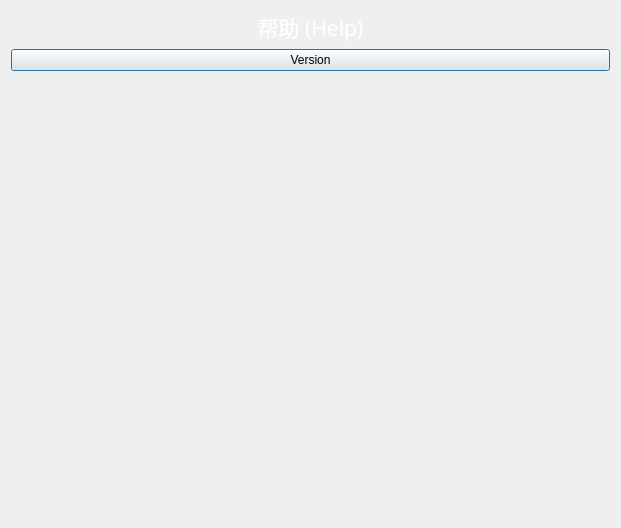
Old version of the form app/src/qtmodules/QtHelp/Forms/QDAHelpDialog.ui in the repository coder4869/DevAssistant.
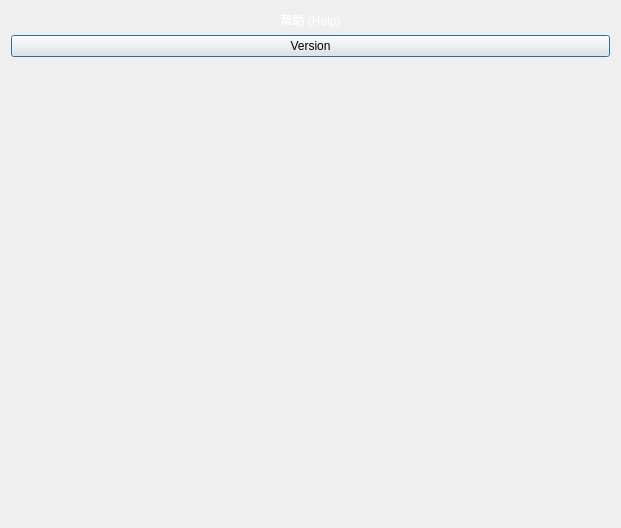
New version of the form.

```diff
--- a/app/src/qtmodules/QtHelp/Forms/QDAHelpDialog.ui
+++ b/app/src/qtmodules/QtHelp/Forms/QDAHelpDialog.ui
@@ -16,12 +16,6 @@
   <layout class="QGridLayout" name="gridLayout">
    <item row="0" column="0">
     <widget class="QLabel" name="titleLabel">
-     <property name="font">
-      <font>
-       <family>Agency FB</family>
-       <pointsize>16</pointsize>
-      </font>
-     </property>
      <property name="styleSheet">
       <string notr="true">color: rgb(255, 255, 255);</string>
      </property>
```
